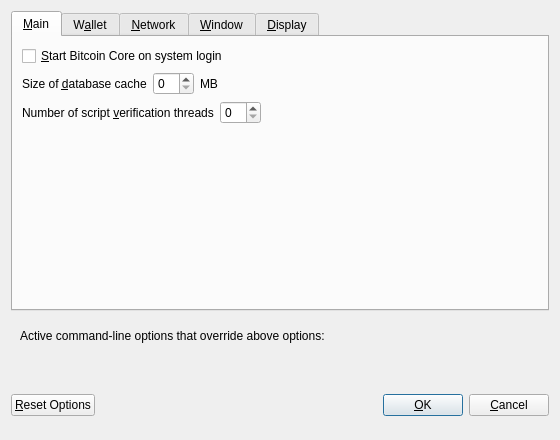
Qt form src/qt/forms/optionsdialog.ui (raffermeko/bitcoin) before a commit.
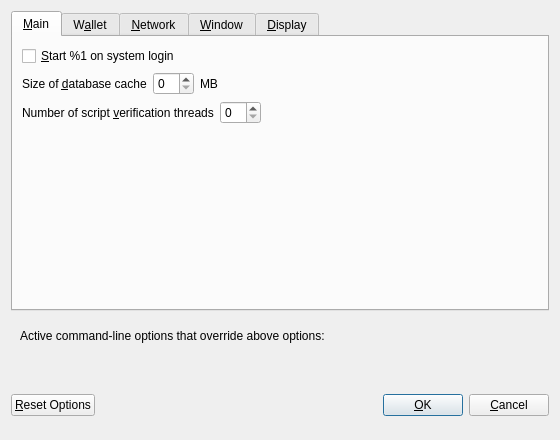
The same form after that commit. Custom widgets are drawn as their Qt base class.

```diff
--- a/src/qt/forms/optionsdialog.ui
+++ b/src/qt/forms/optionsdialog.ui
@@ -33,7 +33,7 @@
           <string>Automatically start Bitcoin Core after logging in to the system.</string>
          </property>
          <property name="text">
-          <string>&amp;Start Bitcoin Core on system login</string>
+          <string>&amp;Start %1 on system login</string>
          </property>
         </widget>
        </item>
```
Left out of the diff: 4 changed lines with no effect on the pictures.
